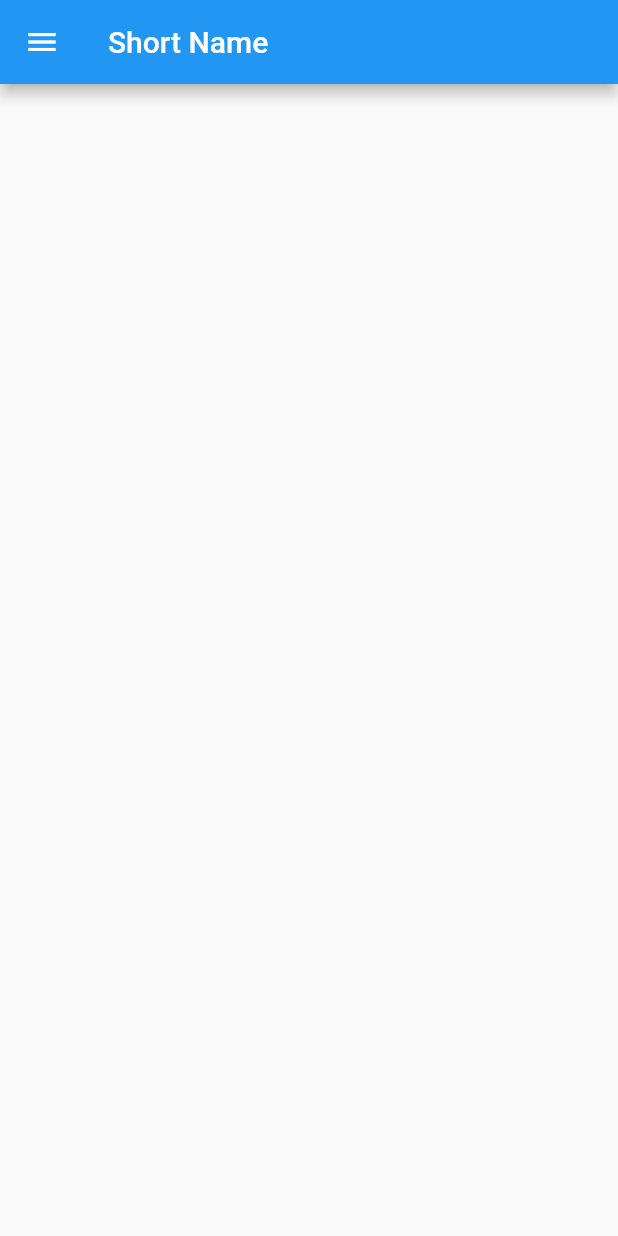
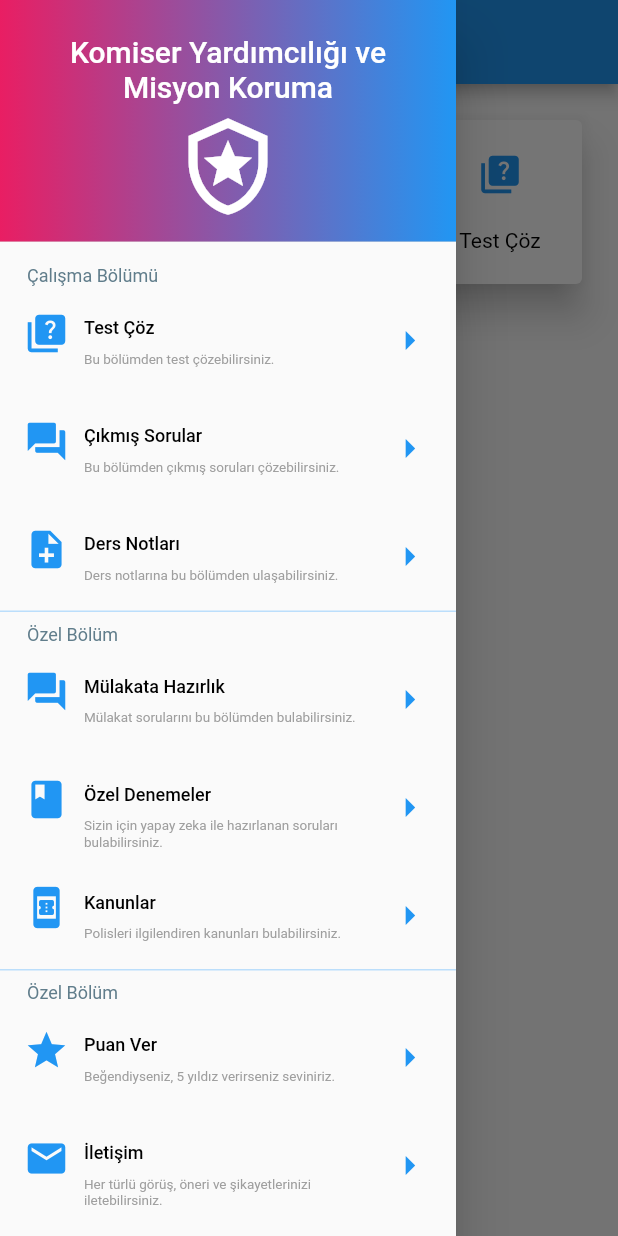
Before and after one commit to alidemirci2307/komiser_yardimciligi, a Flutter app: the screen it shows after launch, in the side drawer, after a tap on "Test Çöz", on a phone screen of 412 x 824 dp. Run offline on Flutter 3.47's test engine with Material 2 defaults, Android fonts, the phone set to English and light mode, and no system bars.

Commit message:
DrawerUI.dart and CardViewUI.dart created

```diff
--- a/lib/constants/StaticColors.dart
+++ b/lib/constants/StaticColors.dart
@@ -4,5 +4,7 @@ class StaticColors{
   static const Color primary_color = Colors.blue;
   static const Color drawer_content_title = Colors.blueGrey;
   static const Color drawer_menu_title = Colors.black;
+  static const Color drawer_header_start = Colors.pink;
+  static const Color drawer_header_end = Colors.blue;
   static const Color drawer_menu_subtitle = Colors.grey;
 }
--- a/lib/constants/StaticValues.dart
+++ b/lib/constants/StaticValues.dart
@@ -1,6 +1,6 @@
 
 class StaticValues{
 
-  static const String app_name = "Toolbar Name";
+  static const String app_name = "Komiser Yardımcılığı ve Misyon Koruma";
   static const String app_short_name = "Short Name";
 }
--- a/lib/main.dart
+++ b/lib/main.dart
@@ -1,7 +1,8 @@
 import 'package:flutter/material.dart';
 import 'package:komiseryardimciligi/constants/StaticColors.dart';
 import 'package:komiseryardimciligi/constants/StaticValues.dart';
-import 'package:komiseryardimciligi/utils/UIUtils.dart';
+import 'package:komiseryardimciligi/utils/CardViewUI.dart';
+import 'package:komiseryardimciligi/utils/DrawerUI.dart';
 
 void main() {
   runApp(MyApp());
@@ -40,16 +41,24 @@ class Anasayfa extends StatelessWidget {
                           color: Colors.white,
                           fontSize: 20.0,
                         ),
+                        textAlign: TextAlign.center,
                       ),
                       const Icon(
                         Icons.local_police_outlined,
                         color: Colors.white,
-                      size: 50.0,
+                        size: 70.0,
                       ),
                     ],
                   ),
                 ),
                 decoration: BoxDecoration(
+                  gradient: LinearGradient(
+                      begin: Alignment.centerLeft,
+                      end: Alignment.centerRight,
+                      colors: [
+                        StaticColors.drawer_header_start,
+                        StaticColors.drawer_header_end
+                      ]),
 /*                image: DecorationImage(
                   image: AssetImage(
                       'assets/appimage/bg.jpg'),
@@ -74,7 +83,16 @@ class Anasayfa extends StatelessWidget {
                 subtitle: "Bu bölümden test çözebilirsiniz.",
                 icon: Icons.quiz,
                 isDivider: false,
-              clickListener: (){
+                clickListener: () {
+                  Navigator.pop(context);
+                },
+              ),
+              DrawerMenuItem(
+                title: "Çıkmış Sorular",
+                subtitle: "Bu bölümden çıkmış soruları çözebilirsiniz.",
+                icon: Icons.question_answer,
+                isDivider: false,
+                clickListener: () {
                   Navigator.pop(context);
                 },
               ),
@@ -82,17 +100,77 @@ class Anasayfa extends StatelessWidget {
                 title: "Ders Notları",
                 subtitle: "Ders notlarına bu bölümden ulaşabilirsiniz.",
                 icon: Icons.note_add,
-              isDivider: false,
-              clickListener: (){
+                isDivider: true,
+                clickListener: () {
                   Navigator.pop(context);
                 },
+              ),
+              Padding(
+                padding: const EdgeInsets.only(
+                  left: 18.0,
+                  top: 8.0,
+                ),
+                child: Text(
+                  "Özel Bölüm",
+                  style: TextStyle(
+                      color: StaticColors.drawer_content_title, fontSize: 12),
+                ),
               ),
               DrawerMenuItem(
                 title: "Mülakata Hazırlık",
                 subtitle: "Mülakat sorularını bu bölümden bulabilirsiniz.",
                 icon: Icons.question_answer,
+                isDivider: false,
+                clickListener: () {
+                  Navigator.pop(context);
+                },
+              ),
+              DrawerMenuItem(
+                title: "Özel Denemeler",
+                subtitle:
+                    "Sizin için yapay zeka ile hazırlanan soruları bulabilirsiniz.",
+                icon: Icons.book,
+                isDivider: false,
+                clickListener: () {
+                  Navigator.pop(context);
+                },
+              ),
+              DrawerMenuItem(
+                title: "Kanunlar",
+                subtitle: "Polisleri ilgilendiren kanunları bulabilirsiniz.",
+                icon: Icons.book_online,
                 isDivider: true,
-              clickListener: (){
+                clickListener: () {
+                  Navigator.pop(context);
+                },
+              ),
+              Padding(
+                padding: const EdgeInsets.only(
+                  left: 18.0,
+                  top: 8.0,
+                ),
+                child: Text(
+                  "Özel Bölüm",
+                  style: TextStyle(
+                      color: StaticColors.drawer_content_title, fontSize: 12),
+                ),
+              ),
+              DrawerMenuItem(
+                title: "Puan Ver",
+                subtitle: "Beğendiyseniz, 5 yıldız verirseniz seviniriz.",
+                icon: Icons.star,
+                isDivider: false,
+                clickListener: () {
+                  Navigator.pop(context);
+                },
+              ),
+              DrawerMenuItem(
+                title: "İletişim",
+                subtitle:
+                    "Her türlü görüş, öneri ve şikayetlerinizi iletebilirsiniz.",
+                icon: Icons.mail,
+                isDivider: false,
+                clickListener: () {
                   Navigator.pop(context);
                 },
               ),
@@ -102,12 +180,37 @@ class Anasayfa extends StatelessWidget {
         appBar: AppBar(
           title: Text(StaticValues.app_short_name),
         ),
-      body: Center(
-        child: Column(
-          mainAxisAlignment: MainAxisAlignment.center,
-          children: <Widget>[],
+        body: GridView.count(
+          primary: false,
+          padding: const EdgeInsets.all(20),
+          crossAxisSpacing: 10,
+          mainAxisSpacing: 10,
+          crossAxisCount: 3,
+          children: <Widget>[
+            CardViewMenuItem(
+              text: "Test Çöz",
+              icon: Icons.quiz,
+              bgColor: Colors.pink,
+              textColor: Colors.black,
+              clickListener: () {
+                ScaffoldMessenger.of(context).showSnackBar(SnackBar(content: Text("Deneme"),),);
+              },
             ),
+            CardViewMenuItem(
+              text: "Çıkmış Sorular",
+              icon: Icons.quiz,
+              bgColor: Colors.pink,
+              textColor: Colors.black,
+              clickListener: () {},
             ),
-    );
+            CardViewMenuItem(
+              text: "Ders Notları",
+              icon: Icons.quiz,
+              bgColor: Colors.pink,
+              textColor: Colors.black,
+              clickListener: () {},
+            ),
+          ],
+        ));
   }
 }
--- /dev/null
+++ b/lib/utils/CardViewUI.dart
@@ -0,0 +1,35 @@
+import 'package:flutter/material.dart';
+import 'package:komiseryardimciligi/constants/StaticColors.dart';
+
+class CardViewMenuItem extends StatelessWidget {
+
+  String text;
+  IconData icon;
+  Color bgColor;
+  Color textColor;
+  Function clickListener;
+
+  CardViewMenuItem({required this.text,required this.icon,required this.bgColor,required this.textColor, required this.clickListener});
+
+
+  @override
+  Widget build(BuildContext context) {
+    return Card(
+      elevation: 10,
+      child: InkWell(
+        splashColor: StaticColors.primary_color.withAlpha(30),
+        child: Column(
+          mainAxisAlignment: MainAxisAlignment.spaceEvenly,
+          children: [
+            Icon(icon,color: StaticColors.primary_color,size: 30,),
+            Text("Test Çöz",style: TextStyle(color: textColor,fontSize: 14,),),
+          ],
+        ),
+        onTap: (){
+          clickListener();
+        },
+      ),
+
+    );
+  }
+}
--- a/lib/utils/UIUtils.dart
+++ b/lib/utils/DrawerUI.dart
@@ -56,8 +56,3 @@ class _DrawerMenuItemState extends State<DrawerMenuItem> {
     );
   }
 }
-
-
-abstract class DrawerItemClickListener{
-  void onItemClickListener();
-}
```
Lines whose indentation alone changed are shown as unchanged.
